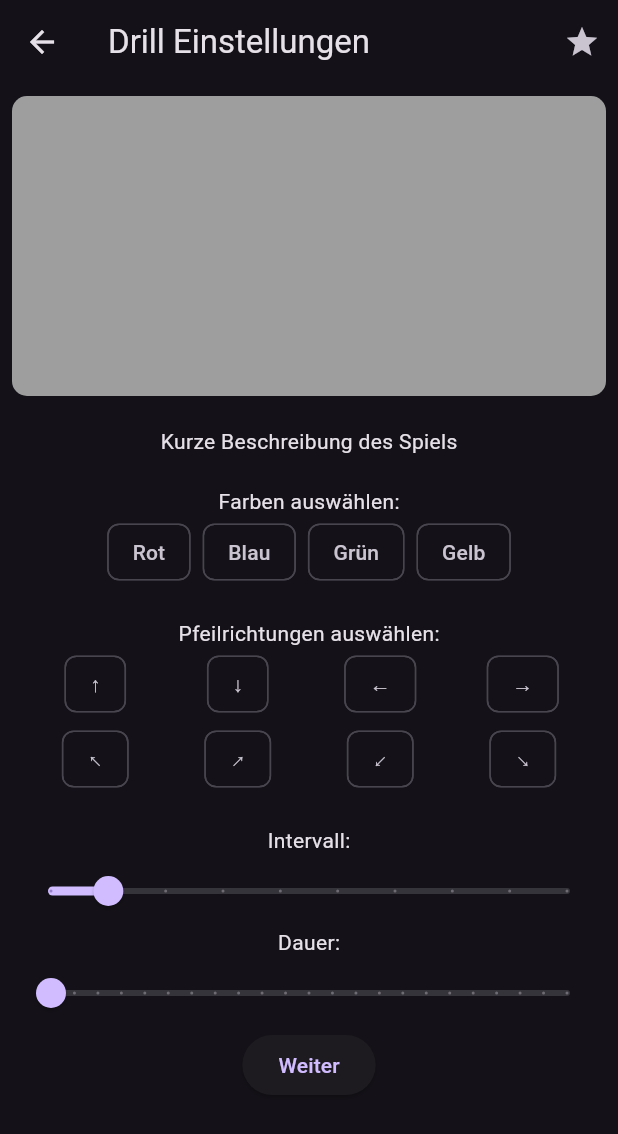
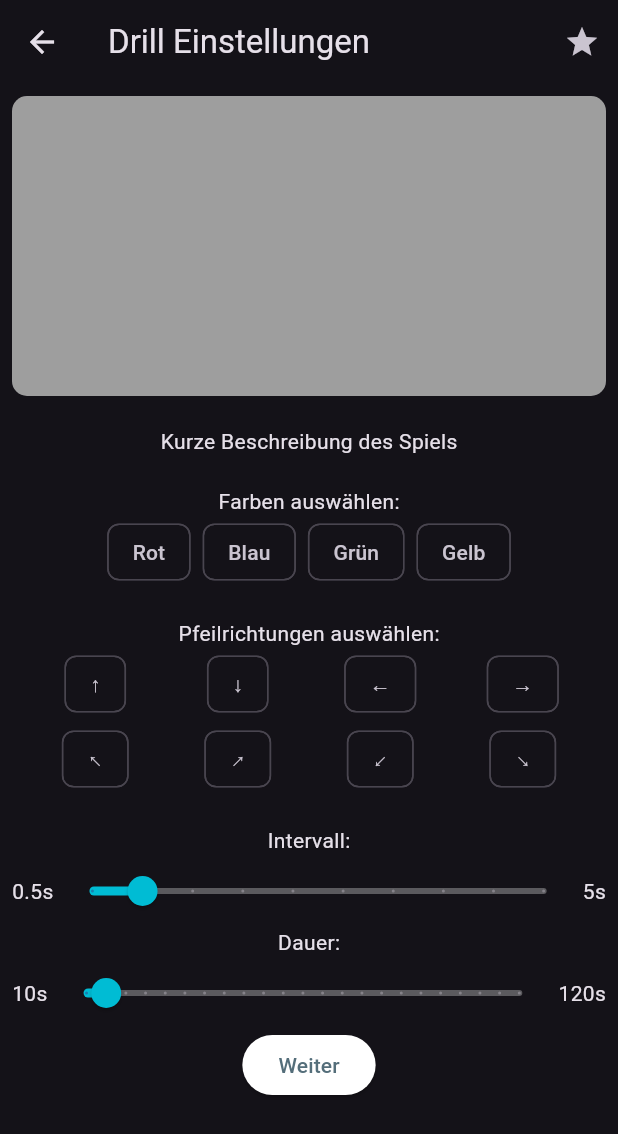
Before and after one commit to AniMZ711/neurox, a Flutter app: the screen it shows after launch, after a tap on "DRILL GENERATOR", on a phone screen of 412 x 824 dp. Shown: the top 1134 px of the screen. Run offline on Flutter 3.47's test engine with Material 3 defaults, Android fonts, the phone set to English and light mode, and no system bars; our stand-ins replace equatable, flutter_bloc; network calls fail.

```diff
--- /dev/null
+++ b/devtools_options.yaml
@@ -0,0 +1,3 @@
+description: This file stores settings for Dart & Flutter DevTools.
+documentation: https://docs.flutter.dev/tools/devtools/extensions#configure-extension-enablement-states
+extensions:
--- /dev/null
+++ b/lib/components/background.dart
@@ -0,0 +1,24 @@
+import 'package:flutter/material.dart';
+
+class StandardBackground extends StatelessWidget {
+  final Widget child;
+
+  StandardBackground({required this.child});
+
+  @override
+  Widget build(BuildContext context) {
+    return Container(
+      decoration: BoxDecoration(
+          gradient: LinearGradient(
+        begin: Alignment.topRight,
+        end: Alignment.bottomLeft,
+        colors: [
+          Colors.transparent,
+          Colors.cyan,
+          Colors.transparent,
+        ],
+      )),
+      child: child,
+    );
+  }
+}
--- a/lib/components/game_card.dart
+++ b/lib/components/game_card.dart
@@ -22,12 +22,24 @@ class GameCard extends StatelessWidget {
         borderRadius: BorderRadius.circular(20),
       ),
       child: Center(
-          child: Text(
-        title.toUpperCase(),
-        style: const TextStyle(
-            fontWeight: FontWeight.bold,
-            fontSize: 20,
-            color: Color.fromARGB(255, 52, 52, 52)),
+          child: Column(
+        mainAxisAlignment: MainAxisAlignment.spaceEvenly,
+        children: [
+          Image.network(
+            'https://cdn-icons-png.flaticon.com/512/53/53286.png',
+            width: 60,
+            height: 60,
+            fit: BoxFit.contain,
+          ),
+          SizedBox(height: 10),
+          Text(
+            title.toUpperCase(),
+            style: const TextStyle(
+                fontWeight: FontWeight.bold,
+                fontSize: 20,
+                color: Color.fromARGB(255, 52, 52, 52)),
+          )
+        ],
       )),
     );
   }
--- a/lib/main.dart
+++ b/lib/main.dart
@@ -55,7 +55,7 @@ class MainApp extends StatelessWidget {
         child: MaterialApp(
           home: MyHomePage(),
           theme: ThemeData(
-            primarySwatch: Colors.blue,
+            primarySwatch: Colors.cyan,
             brightness: Brightness.light,
           ),
           darkTheme: ThemeData(
--- a/lib/pages/game_settings.dart
+++ b/lib/pages/game_settings.dart
@@ -37,7 +37,7 @@ class _SettingsPageState extends State<SettingsPage> {
         padding: const EdgeInsets.all(8.0),
         child: Column(
           children: <Widget>[
-            //placeholder for image
+            // Placeholder for image
             Container(
               width: 400,
               height: 200,
@@ -66,6 +66,8 @@ class _SettingsPageState extends State<SettingsPage> {
                       }
                     });
                   },
+                  selectedColor: Colors.cyan, // Selected color for FilterChip
+                  checkmarkColor: Colors.white, // Color for the checkmark
                 );
               }).toList(),
             ),
@@ -92,6 +94,9 @@ class _SettingsPageState extends State<SettingsPage> {
                             }
                           });
                         },
+                        selectedColor:
+                            Colors.cyan, // Selected color for FilterChip
+                        checkmarkColor: Colors.white, // Color for the checkmark
                       ),
                     );
                   }).toList(),
@@ -100,7 +105,20 @@ class _SettingsPageState extends State<SettingsPage> {
             ),
             SizedBox(height: 20),
             Text('Intervall:'),
-            Slider(
+            Row(
+              mainAxisAlignment: MainAxisAlignment.spaceBetween,
+              children: [
+                Text('0.5s'), // Minimum value
+                Expanded(
+                  child: SliderTheme(
+                    data: SliderTheme.of(context).copyWith(
+                      activeTrackColor: Colors.cyan, // Active track color
+                      inactiveTrackColor:
+                          Colors.white.withOpacity(0.3), // Inactive track color
+                      thumbColor: Colors.cyan, // Thumb color
+                      overlayColor: Colors.cyan.withAlpha(32), // Overlay color
+                    ),
+                    child: Slider(
                       value: interval.inMilliseconds.toDouble(),
                       min: 500, // Minimum interval of 0.5 seconds
                       max: 5000, // Maximum interval of 5 seconds
@@ -113,10 +131,28 @@ class _SettingsPageState extends State<SettingsPage> {
                         });
                       },
                     ),
+                  ),
+                ),
+                Text('5s'), // Maximum value
+              ],
+            ),
             const Text('Dauer:'),
-            Slider(
+            Row(
+              mainAxisAlignment: MainAxisAlignment.spaceBetween,
+              children: [
+                Text('10s'), // Minimum value
+                Expanded(
+                  child: SliderTheme(
+                    data: SliderTheme.of(context).copyWith(
+                      activeTrackColor: Colors.cyan, // Active track color
+                      inactiveTrackColor:
+                          Colors.white.withOpacity(0.3), // Inactive track color
+                      thumbColor: Colors.cyan, // Thumb color
+                      overlayColor: Colors.cyan.withAlpha(32), // Overlay color
+                    ),
+                    child: Slider(
                       value: duration.inSeconds.toDouble(),
-              min: 10,
+                      min: 5,
                       max: 120,
                       divisions: 22,
                       label: '${duration.inSeconds} Sekunden',
@@ -126,13 +162,28 @@ class _SettingsPageState extends State<SettingsPage> {
                         });
                       },
                     ),
+                  ),
+                ),
+                Text('120s'), // Maximum value
+              ],
+            ),
             ElevatedButton(
+              style: ElevatedButton.styleFrom(
+                backgroundColor:
+                    Colors.white, // Set the background color to blue
+                foregroundColor:
+                    Colors.blueGrey[600], // Set the text color to white
+              ),
               onPressed: () {
                 if (selectedColors.isEmpty && selectedDirections.isEmpty) {
                   ScaffoldMessenger.of(context).showSnackBar(
                     const SnackBar(
                       content: Text(
-                          'Bitte wählen Sie mindestens eine Farbe oder eine Richtung aus.'),
+                        'Bitte wählen Sie mindestens eine Farbe oder eine Richtung aus.',
+                        style: TextStyle(
+                            color: Colors
+                                .white), // Ensure the snack bar text is white
+                      ),
                     ),
                   );
                   return;
--- a/lib/pages/home_page.dart
+++ b/lib/pages/home_page.dart
@@ -1,8 +1,7 @@
 import 'package:flutter/material.dart';
+import 'package:neurox/components/background.dart';
 import 'package:neurox/components/game_card.dart';
-import 'package:neurox/components/navbar.dart';
 import 'package:neurox/pages/game_settings.dart';
-import 'package:neurox/pages/gameinfo_page.dart';
 
 class HomePage extends StatefulWidget {
   HomePage({Key? key}) : super(key: key);
@@ -38,13 +37,34 @@ class _HomePageState extends State<HomePage> {
   @override
   Widget build(BuildContext context) {
     return Scaffold(
+      extendBodyBehindAppBar: true,
       appBar: AppBar(
-        title: Text('NEUROX', style: TextStyle(color: Colors.white)),
+          backgroundColor: Colors.transparent,
+          elevation: 0,
+          title:
+              const Row(mainAxisAlignment: MainAxisAlignment.center, children: [
+            Text('NEUROX',
+                style: TextStyle(
+                    color: Colors.white, fontWeight: FontWeight.bold)),
+            Icon(Icons.psychology_sharp)
+          ])),
+      body: Stack(
+        children: [
+          StandardBackground(child: Container()), // Background layer
+          SafeArea(
+            child: Center(
+              child: Column(
+                children: <Widget>[
+                  const SizedBox(height: 80), // Add space for AppBar
+                  const Text(
+                    "Let's start training!",
+                    style: TextStyle(
+                      fontSize: 20,
+                      fontWeight: FontWeight.normal,
+                      color:
+                          Colors.white, // Ensure text is visible on background
                     ),
-      body: Center(
-        child: Column(children: <Widget>[
-          Text("Lets start training!",
-              style: TextStyle(fontSize: 20, fontWeight: FontWeight.bold)),
+                  ),
                   SizedBox(
                     height: 50,
                   ),
@@ -60,31 +80,12 @@ class _HomePageState extends State<HomePage> {
                     },
                     child: GameCard(title: "Reaction"),
                   ),
-        ]),
+                ],
               ),
-      // bottomNavigationBar: NavigationBar(
-      //   labelBehavior: NavigationDestinationLabelBehavior.onlyShowSelected,
-      //   onDestinationSelected: _onDestinationSelected,
-      //   indicatorColor: Colors.cyan,
-      //   selectedIndex: currentPageIndex,
-      //   destinations: const <Widget>[
-      //     NavigationDestination(
-      //       selectedIcon: Icon(Icons.home),
-      //       icon: Icon(Icons.home_outlined),
-      //       label: 'Home',
-      //     ),
-      //     NavigationDestination(
-      //       selectedIcon: Icon(Icons.search),
-      //       icon: Icon(Icons.search_outlined),
-      //       label: 'Suche',
-      //     ),
-      //     NavigationDestination(
-      //       selectedIcon: Icon(Icons.settings),
-      //       icon: Icon(Icons.settings_outlined),
-      //       label: 'Einstellungen',
-      //     ),
-      //   ],
-      // ),
+            ),
+          ),
+        ],
+      ),
     );
   }
 }
```
Also changed, not shown: lib/bloc/drill_generator_bloc.dart (+11 -17 lines), lib/pages/drill.dart (+23 -2 lines). Lines whose indentation alone changed are shown as unchanged.
